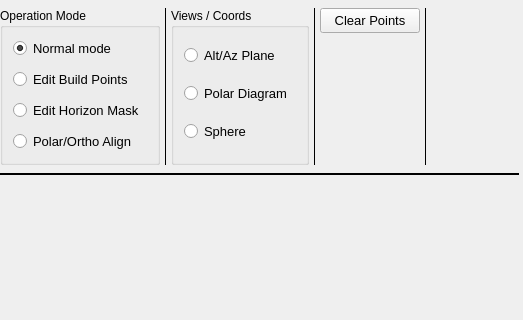
First picture: the form in mw4/gui/widgets/hemisphere.ui, repository mworion/MountWizzard4, before the edit; both pictures show x 277 to 800 and y 0 to 320 of the 800 by 600 pixel window.
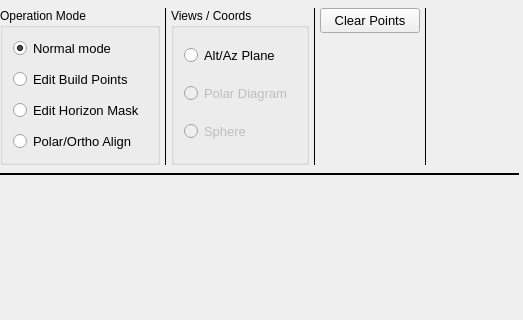
Second picture: the form after the edit.

Commit message: added show selection to hemisphere

```diff
--- a/mw4/gui/widgets/hemisphere.ui
+++ b/mw4/gui/widgets/hemisphere.ui
@@ -277,6 +277,9 @@
      </item>
      <item>
       <widget class="QGroupBox" name="groupBox">
+       <property name="enabled">
+        <bool>true</bool>
+       </property>
        <property name="title">
         <string>Views / Coords</string>
        </property>
@@ -309,7 +312,10 @@
          </widget>
         </item>
         <item row="1" column="0">
-         <widget class="QRadioButton" name="radioButton_2">
+         <widget class="QRadioButton" name="showPolar">
+          <property name="enabled">
+           <bool>false</bool>
+          </property>
           <property name="font">
            <font>
             <pointsize>10</pointsize>
@@ -321,7 +327,10 @@
          </widget>
         </item>
         <item row="2" column="0">
-         <widget class="QRadioButton" name="radioButton_3">
+         <widget class="QRadioButton" name="showSphere">
+          <property name="enabled">
+           <bool>false</bool>
+          </property>
           <property name="font">
            <font>
             <pointsize>10</pointsize>
```
Left out of the diff: 5 changed lines with no effect on the pictures. The commit also changes 9 other files.
